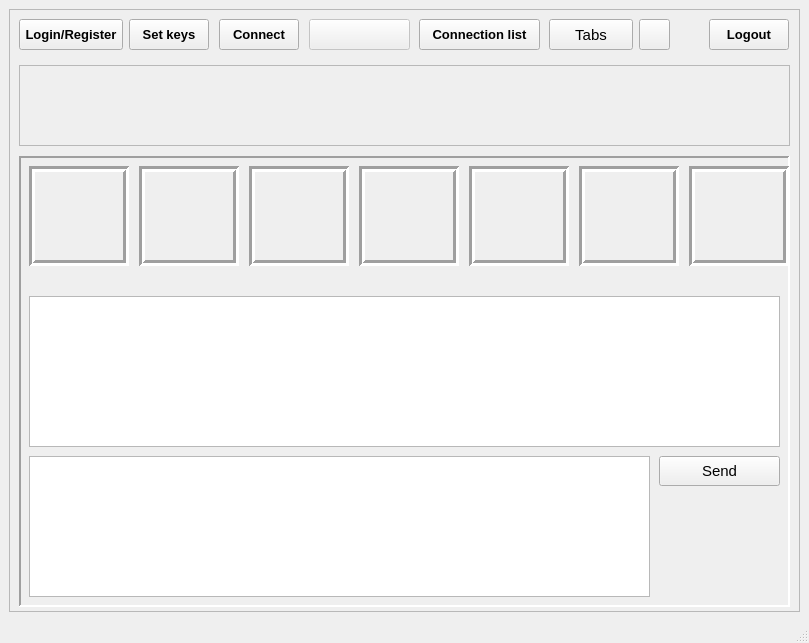
This is mainwindow.ui in egge313/eggemesg as Qt 5 draws it before an edit. The edited form follows.
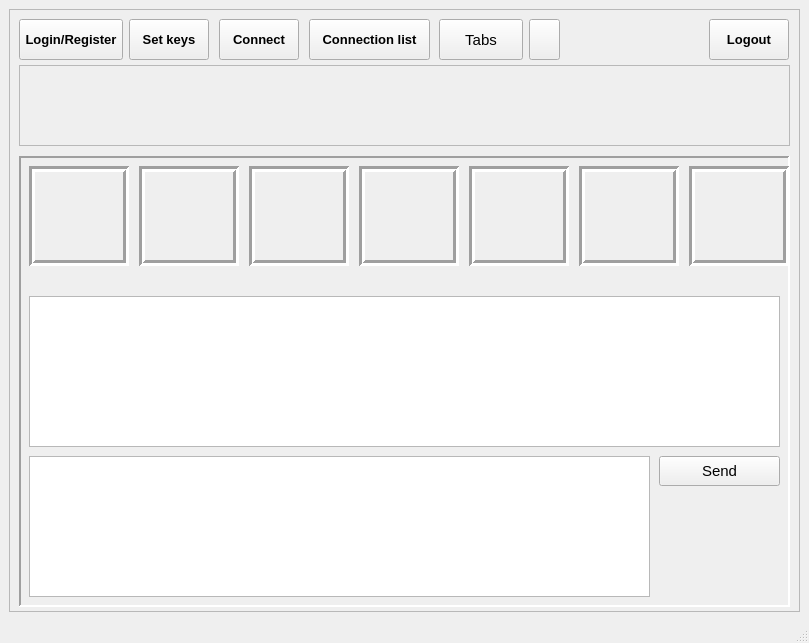
This is the edited form. Icons and pictures are not drawn.

What changed in the file:
```diff
--- a/mainwindow.ui
+++ b/mainwindow.ui
@@ -457,7 +457,7 @@
        <x>10</x>
        <y>10</y>
        <width>104</width>
-       <height>31</height>
+       <height>41</height>
       </rect>
      </property>
      <property name="minimumSize">
@@ -506,7 +506,7 @@
        <x>120</x>
        <y>10</y>
        <width>80</width>
-       <height>31</height>
+       <height>41</height>
       </rect>
      </property>
      <property name="minimumSize">
@@ -550,7 +550,7 @@
        <x>210</x>
        <y>10</y>
        <width>80</width>
-       <height>31</height>
+       <height>41</height>
       </rect>
      </property>
      <property name="minimumSize">
@@ -588,38 +588,13 @@
       <bool>false</bool>
      </property>
     </widget>
-    <widget class="QPushButton" name="pushButtonInvisible">
-     <property name="enabled">
-      <bool>false</bool>
-     </property>
-     <property name="geometry">
-      <rect>
-       <x>300</x>
-       <y>10</y>
-       <width>101</width>
-       <height>31</height>
-      </rect>
-     </property>
-     <property name="minimumSize">
-      <size>
-       <width>101</width>
-       <height>28</height>
-      </size>
-     </property>
-     <property name="focusPolicy">
-      <enum>Qt::FocusPolicy::NoFocus</enum>
-     </property>
-     <property name="text">
-      <string/>
-     </property>
-    </widget>
     <widget class="QPushButton" name="pushButtonLogout">
      <property name="geometry">
       <rect>
        <x>700</x>
        <y>10</y>
        <width>80</width>
-       <height>31</height>
+       <height>41</height>
       </rect>
      </property>
      <property name="minimumSize">
@@ -647,10 +622,10 @@
     <widget class="QPushButton" name="pushButtonTabs">
      <property name="geometry">
       <rect>
-       <x>540</x>
+       <x>430</x>
        <y>10</y>
        <width>84</width>
-       <height>31</height>
+       <height>41</height>
       </rect>
      </property>
      <property name="text">
@@ -660,10 +635,10 @@
     <widget class="QPushButton" name="pushButtonConnectionList">
      <property name="geometry">
       <rect>
-       <x>410</x>
+       <x>300</x>
        <y>10</y>
        <width>121</width>
-       <height>31</height>
+       <height>41</height>
       </rect>
      </property>
      <property name="font">
@@ -679,10 +654,10 @@
     <widget class="QPushButton" name="pushButtonInfo">
      <property name="geometry">
       <rect>
-       <x>630</x>
+       <x>520</x>
        <y>10</y>
        <width>31</width>
-       <height>31</height>
+       <height>41</height>
       </rect>
      </property>
      <property name="text">
```
